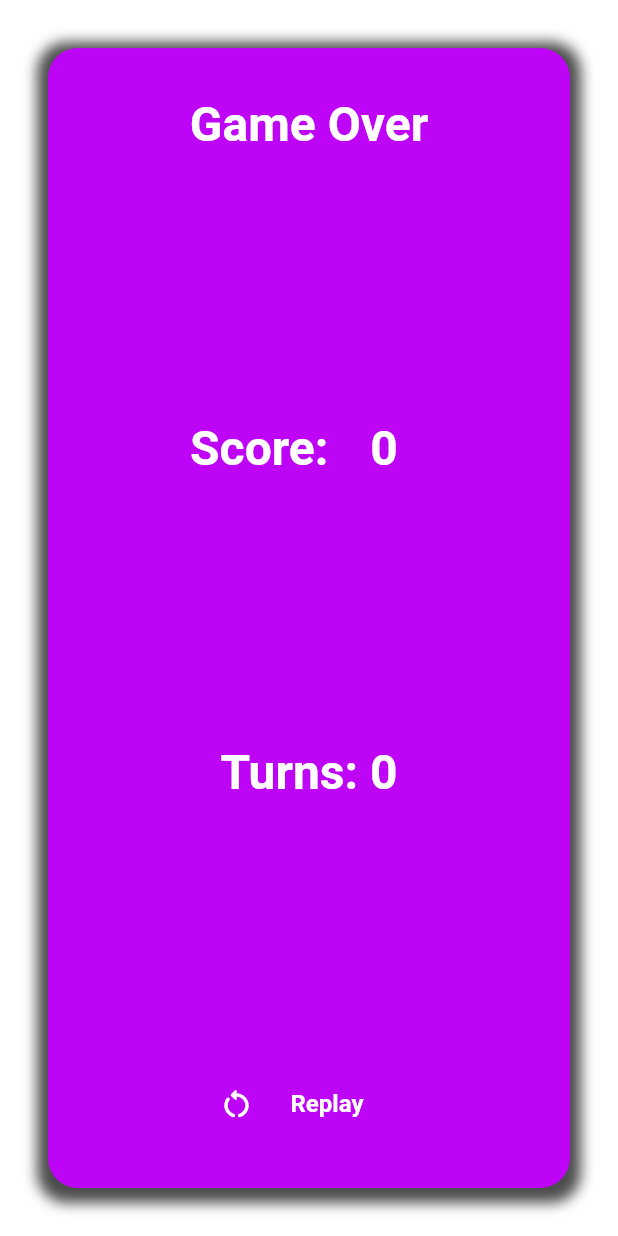
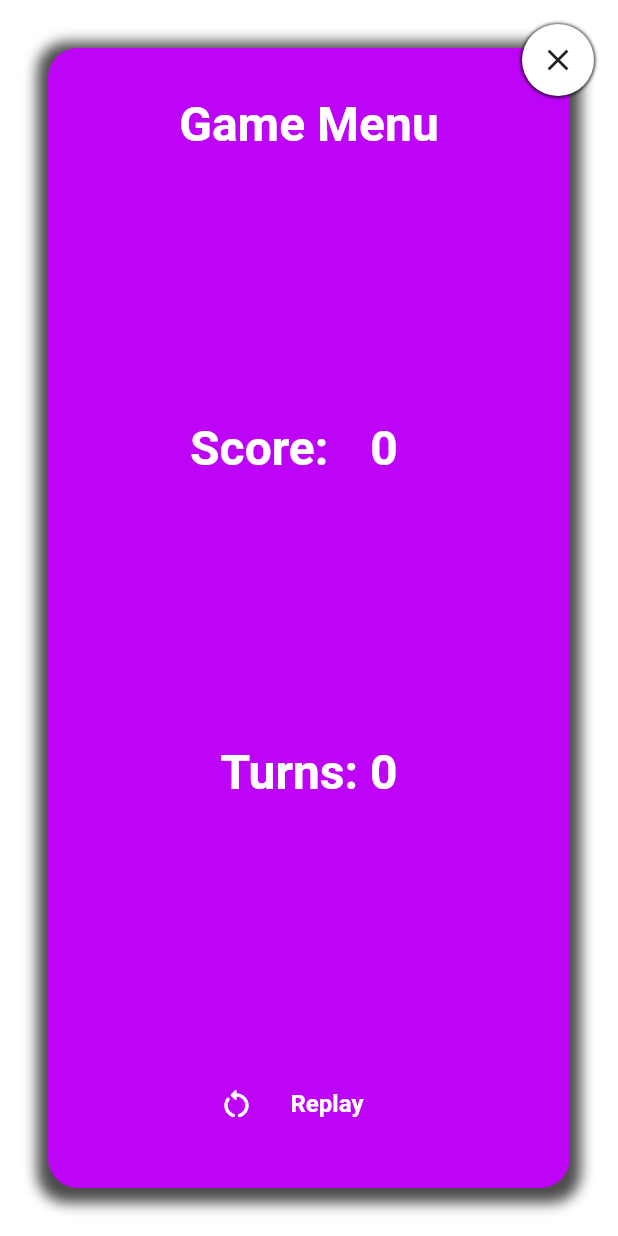
Before and after one commit to Kenneth5259/KolorKlash, a Flutter app: the GameOver widget shown alone on an empty page, opened directly with empty values, on a phone screen of 412 x 824 dp. Run offline on Flutter 3.47's test engine with Material 2 defaults, Android fonts, the phone set to English and light mode, and no system bars; our stand-ins replace flutter_redux, redux.

Commit message:
Added Game settings button that displays game menu, and close button both tied to state

```diff
--- a/lib/widgets/game_over.dart
+++ b/lib/widgets/game_over.dart
@@ -12,7 +12,9 @@ class GameOver extends StatelessWidget {
   Widget build(BuildContext context) {
     final store = StoreProvider.of<AppState>(context);
 
-    return Padding(
+    return Stack(
+      children: [
+        Padding(
             padding: const EdgeInsets.all(32),
             child: Container(
                 decoration: BoxDecoration(
@@ -30,12 +32,12 @@ class GameOver extends StatelessWidget {
                   crossAxisAlignment: CrossAxisAlignment.stretch,
                   mainAxisAlignment: MainAxisAlignment.spaceBetween,
                   children: [
-                const Padding(
-                  padding: EdgeInsets.only(top: 32),
+                    Padding(
+                      padding: const EdgeInsets.only(top: 32),
                       child: Text(
-                    "Game Over",
+                        state.isGameOver ? "Game Over" : "Game Menu",
                         textAlign: TextAlign.center,
-                    style: TextStyle(
+                        style: const TextStyle(
                             fontSize: 32,
                             fontWeight: FontWeight.w600,
                             color: Colors.white
@@ -105,6 +107,29 @@ class GameOver extends StatelessWidget {
                   ],
                 )
             )
+        ),
+        Positioned(
+            top: 16,
+            right:16,
+            child: Container(
+              decoration: BoxDecoration(
+                color: Colors.white,
+                borderRadius: BorderRadius.circular(25),
+                boxShadow: [
+                  BoxShadow(color: Colors.black.withOpacity(0.7),
+                      spreadRadius: 1,
+                      blurRadius: 1,
+                      offset: const Offset(0, 0.25)
+                  )
+                ]
+              ),
+              child: IconButton(
+                  splashRadius: 20,
+                  onPressed: () => {store.dispatch(UpdateShowRestartMenuAction(false))}, icon: const Icon(Icons.close)
+              ),
+            )
+        )
+      ],
     );
   }
 }
```
Also changed, not shown: lib/screens/game_board.dart (+14 -4 lines). Lines whose indentation alone changed are shown as unchanged.
